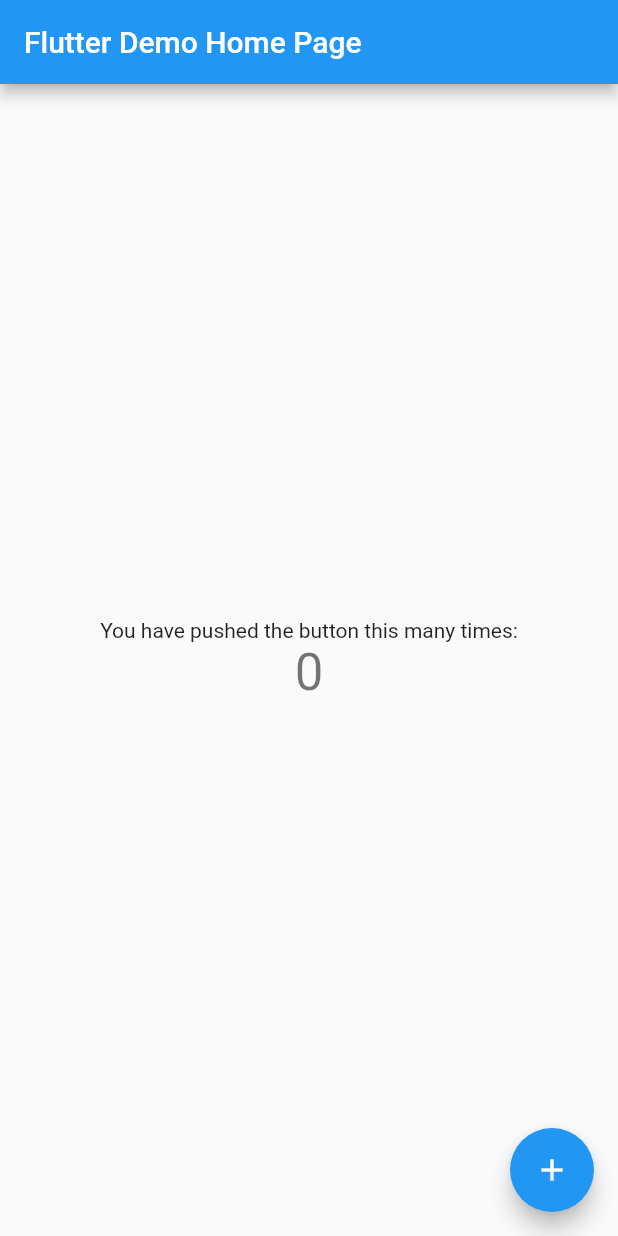
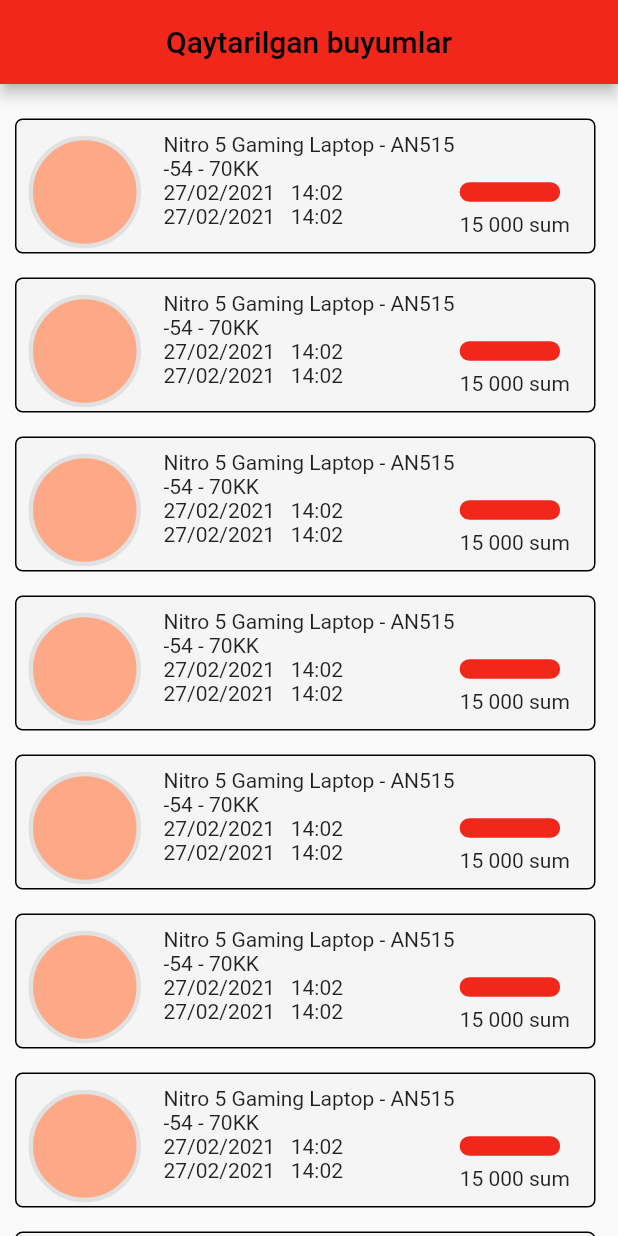
Before and after one commit to ShokhrukhDeveloper/delivery_user, a Flutter app: the screen it shows after launch, on a phone screen of 412 x 824 dp. Run offline on Flutter 3.47's test engine with Material 2 defaults, Android fonts, the phone set to English and light mode, and no system bars.

Commit message:
qaytarilgan buyumlar screen added

```diff
--- a/lib/main.dart
+++ b/lib/main.dart
@@ -1,3 +1,4 @@
+import 'package:delivery_user/views/returned_items/returned_items_screen.dart';
 import 'package:flutter/material.dart';
 
 void main() {
@@ -7,109 +8,11 @@
 class MyApp extends StatelessWidget {
   const MyApp({super.key});
 
-  // This widget is the root of your application.
   @override
   Widget build(BuildContext context) {
     return MaterialApp(
-      title: 'Flutter Demo',
-      theme: ThemeData(
-        // This is the theme of your application.
-        //
-        // Try running your application with "flutter run". You'll see the
-        // application has a blue toolbar. Then, without quitting the app, try
-        // changing the primarySwatch below to Colors.green and then invoke
-        // "hot reload" (press "r" in the console where you ran "flutter run",
-        // or simply save your changes to "hot reload" in a Flutter IDE).
-        // Notice that the counter didn't reset back to zero; the application
-        // is not restarted.
-        primarySwatch: Colors.blue,
-      ),
-      home: const MyHomePage(title: 'Flutter Demo Home Page'),
+      debugShowCheckedModeBanner: false,
+      home: ReturnedItemsScreen(),
     );
   }
 }
-
-class MyHomePage extends StatefulWidget {
-  const MyHomePage({super.key, required this.title});
-
-  // This widget is the home page of your application. It is stateful, meaning
-  // that it has a State object (defined below) that contains fields that affect
-  // how it looks.
-
-  // This class is the configuration for the state. It holds the values (in this
-  // case the title) provided by the parent (in this case the App widget) and
-  // used by the build method of the State. Fields in a Widget subclass are
-  // always marked "final".
-
-  final String title;
-
-  @override
-  State<MyHomePage> createState() => _MyHomePageState();
-}
-
-class _MyHomePageState extends State<MyHomePage> {
-  int _counter = 0;
-
-  void _incrementCounter() {
-    setState(() {
-      // This call to setState tells the Flutter framework that something has
-      // changed in this State, which causes it to rerun the build method below
-      // so that the display can reflect the updated values. If we changed
-      // _counter without calling setState(), then the build method would not be
-      // called again, and so nothing would appear to happen.
-      _counter++;
-    });
-  }
-
-  @override
-  Widget build(BuildContext context) {
-    // This method is rerun every time setState is called, for instance as done
-    // by the _incrementCounter method above.
-    //
-    // The Flutter framework has been optimized to make rerunning build methods
-    // fast, so that you can just rebuild anything that needs updating rather
-    // than having to individually change instances of widgets.
-    return Scaffold(
-      appBar: AppBar(
-        // Here we take the value from the MyHomePage object that was created by
-        // the App.build method, and use it to set our appbar title.
-        title: Text(widget.title),
-      ),
-      body: Center(
-        // Center is a layout widget. It takes a single child and positions it
-        // in the middle of the parent.
-        child: Column(
-          // Column is also a layout widget. It takes a list of children and
-          // arranges them vertically. By default, it sizes itself to fit its
-          // children horizontally, and tries to be as tall as its parent.
-          //
-          // Invoke "debug painting" (press "p" in the console, choose the
-          // "Toggle Debug Paint" action from the Flutter Inspector in Android
-          // Studio, or the "Toggle Debug Paint" command in Visual Studio Code)
-          // to see the wireframe for each widget.
-          //
-          // Column has various properties to control how it sizes itself and
-          // how it positions its children. Here we use mainAxisAlignment to
-          // center the children vertically; the main axis here is the vertical
-          // axis because Columns are vertical (the cross axis would be
-          // horizontal).
-          mainAxisAlignment: MainAxisAlignment.center,
-          children: <Widget>[
-            const Text(
-              'You have pushed the button this many times:',
-            ),
-            Text(
-              '$_counter',
-              style: Theme.of(context).textTheme.headlineMedium,
-            ),
-          ],
-        ),
-      ),
-      floatingActionButton: FloatingActionButton(
-        onPressed: _incrementCounter,
-        tooltip: 'Increment',
-        child: const Icon(Icons.add),
-      ), // This trailing comma makes auto-formatting nicer for build methods.
-    );
-  }
-}
--- /dev/null
+++ b/lib/utils/colors.dart
@@ -0,0 +1,9 @@
+import 'package:flutter/material.dart';
+
+class AppColors {
+  static const c_F2271C = Color(0xFFF2271C);
+  static const c_F5F5F5 = Color(0xFFF5F5F5);
+  static const c_E1E1E1 = Color(0xFFE1E1E1);
+  static const c_FDA987 = Color(0xFFFDA987);
+
+}
--- /dev/null
+++ b/lib/views/returned_items/returned_items_screen.dart
@@ -0,0 +1,27 @@
+import 'package:delivery_user/utils/colors.dart';
+import 'package:delivery_user/views/widgets/global_appbar.dart';
+import 'package:delivery_user/views/widgets/retturned_item.dart';
+import 'package:flutter/material.dart';
+
+class ReturnedItemsScreen extends StatelessWidget {
+  const ReturnedItemsScreen({super.key});
+
+  @override
+  Widget build(BuildContext context) {
+    return Scaffold(
+      appBar: GloabalAppBar(
+        title: "Qaytarilgan buyumlar",
+        appbarColor: AppColors.c_F2271C,
+      ),
+      body: ListView(
+        physics: const BouncingScrollPhysics(),
+        padding: EdgeInsets.only(
+          left: 10,
+          right: 15,
+          top: 15,
+        ),
+        children: List.generate(10, (index) => ReturnedItem()),
+      ),
+    );
+  }
+}
--- /dev/null
+++ b/lib/views/widgets/global_appbar.dart
@@ -0,0 +1,27 @@
+import 'package:flutter/material.dart';
+
+class GloabalAppBar extends StatelessWidget implements PreferredSizeWidget {
+  const GloabalAppBar({
+    Key? key,
+    required this.title,
+    required this.appbarColor,
+  }) : super(key: key);
+
+  final String title;
+  final Color appbarColor;
+
+  @override
+  Widget build(BuildContext context) {
+    return AppBar(
+      centerTitle: true,
+      backgroundColor: appbarColor,
+      title: Text(
+        title,
+        style: const TextStyle(color: Colors.black),
+      ),
+    );
+  }
+
+  @override
+  Size get preferredSize => const Size(double.infinity, 56);
+}
--- /dev/null
+++ b/lib/views/widgets/retturned_item.dart
@@ -0,0 +1,65 @@
+import 'package:delivery_user/utils/colors.dart';
+import 'package:flutter/material.dart';
+
+class ReturnedItem extends StatelessWidget {
+  const ReturnedItem({super.key});
+
+  @override
+  Widget build(BuildContext context) {
+    return Padding(
+      padding: EdgeInsets.symmetric(vertical: 8),
+      child: Container(
+        padding: EdgeInsets.only(left: 8, top: 8),
+        width: 350,
+        height: 90,
+        decoration: BoxDecoration(
+            color: AppColors.c_F5F5F5,
+            borderRadius: BorderRadius.circular(5),
+            border: Border.all(color: Colors.black)),
+        child: Row(
+          children: [
+            Container(
+              width: 75,
+              height: 75,
+              decoration: BoxDecoration(
+                color: AppColors.c_FDA987,
+                shape: BoxShape.circle,
+                border: Border.all(
+                  color: AppColors.c_E1E1E1,
+                  width: 3,
+                ),
+              ),
+            ),
+            SizedBox(
+              width: 15,
+            ),
+            Column(
+              crossAxisAlignment: CrossAxisAlignment.start,
+              children: [
+                Text("Nitro 5 Gaming Laptop - AN515 \n-54 - 70KK"),
+                Text("27/02/2021   14:02 "),
+                Text("27/02/2021   14:02 "),
+              ],
+            ),
+            Stack(
+              clipBehavior: Clip.none,
+              children: [
+                Container(
+                  width: 67,
+                  height: 13,
+                  decoration: BoxDecoration(
+                      color: AppColors.c_F2271C,
+                      borderRadius: BorderRadius.circular(18)),
+                ),
+                Positioned(
+                  top: 20,
+                  child: Text("15 000 sum"),
+                ),
+              ],
+            )
+          ],
+        ),
+      ),
+    );
+  }
+}
--- a/pubspec.yaml
+++ b/pubspec.yaml
@@ -19,7 +19,7 @@
 version: 1.0.0+1
 
 environment:
-  sdk: '>=2.19.6 <3.0.0'
+  sdk: '>=2.19.2 <3.0.0'
 
 # Dependencies specify other packages that your package needs in order to work.
 # To automatically upgrade your package dependencies to the latest versions
```
Also changed, not shown: pubspec.lock.
